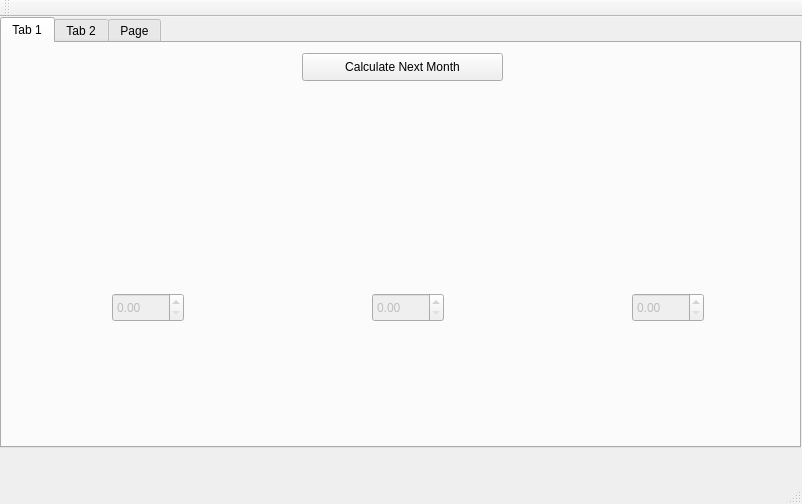
This is ui-projects/qt_widgets_application/OpenFiMoUIQTWidgets/mainwindow.ui in gitdev1234/OpenFiMo as Qt 5 draws it before an edit. The edited form follows.
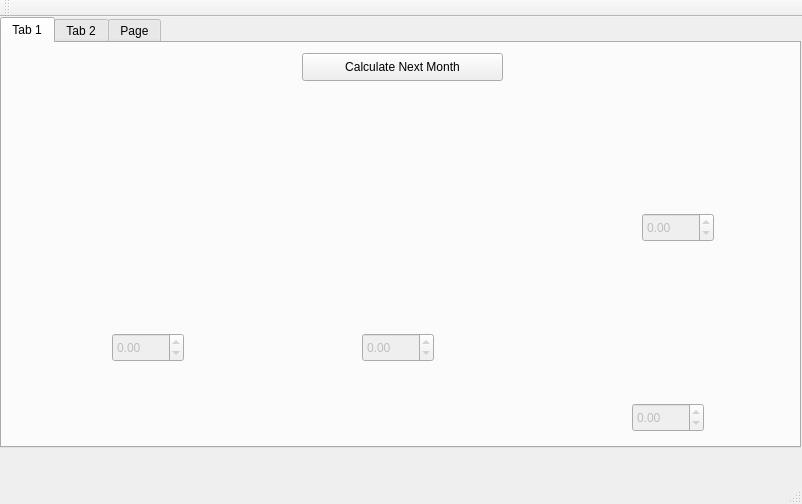
This is the edited form. The open tabs and pages were chosen to show the change. Icons and pictures are not drawn.

Commit message: finished implementation of first ui prototype

The edit to the form file:
```diff
--- a/ui-projects/qt_widgets_application/OpenFiMoUIQTWidgets/mainwindow.ui
+++ b/ui-projects/qt_widgets_application/OpenFiMoUIQTWidgets/mainwindow.ui
@@ -34,7 +34,7 @@
       <property name="geometry">
        <rect>
         <x>40</x>
-        <y>70</y>
+        <y>110</y>
         <width>201</width>
         <height>161</height>
        </rect>
@@ -53,7 +53,7 @@
       <property name="geometry">
        <rect>
         <x>300</x>
-        <y>70</y>
+        <y>110</y>
         <width>201</width>
         <height>161</height>
        </rect>
@@ -71,8 +71,8 @@
      <widget class="QLabel" name="label_10">
       <property name="geometry">
        <rect>
-        <x>550</x>
-        <y>70</y>
+        <x>560</x>
+        <y>10</y>
         <width>201</width>
         <height>161</height>
        </rect>
@@ -91,7 +91,7 @@
       <property name="geometry">
        <rect>
         <x>240</x>
-        <y>100</y>
+        <y>140</y>
         <width>91</width>
         <height>101</height>
        </rect>
@@ -110,7 +110,7 @@
       <property name="geometry">
        <rect>
         <x>480</x>
-        <y>100</y>
+        <y>90</y>
         <width>91</width>
         <height>101</height>
        </rect>
@@ -145,13 +145,16 @@
       <property name="geometry">
        <rect>
         <x>110</x>
-        <y>250</y>
+        <y>290</y>
         <width>72</width>
         <height>29</height>
        </rect>
       </property>
+      <property name="minimum">
+       <double>-10000000.000000000000000</double>
+      </property>
       <property name="maximum">
-       <double>99999999999999.000000000000000</double>
+       <double>10000000.000000000000000</double>
       </property>
      </widget>
      <widget class="QDoubleSpinBox" name="doubleSpinBox_4">
@@ -160,14 +163,17 @@
       </property>
       <property name="geometry">
        <rect>
-        <x>630</x>
-        <y>250</y>
+        <x>360</x>
+        <y>290</y>
         <width>72</width>
         <height>29</height>
        </rect>
       </property>
+      <property name="minimum">
+       <double>-10000000.000000000000000</double>
+      </property>
       <property name="maximum">
-       <double>99999999999999.000000000000000</double>
+       <double>10000000.000000000000000</double>
       </property>
      </widget>
      <widget class="QDoubleSpinBox" name="doubleSpinBox_5">
@@ -176,14 +182,74 @@
       </property>
       <property name="geometry">
        <rect>
-        <x>370</x>
-        <y>250</y>
+        <x>640</x>
+        <y>170</y>
         <width>72</width>
         <height>29</height>
        </rect>
       </property>
+      <property name="minimum">
+       <double>-10000000.000000000000000</double>
+      </property>
       <property name="maximum">
-       <double>99999999999999.000000000000000</double>
+       <double>10000000.000000000000000</double>
+      </property>
+     </widget>
+     <widget class="QDoubleSpinBox" name="doubleSpinBox_6">
+      <property name="enabled">
+       <bool>false</bool>
+      </property>
+      <property name="geometry">
+       <rect>
+        <x>630</x>
+        <y>360</y>
+        <width>72</width>
+        <height>29</height>
+       </rect>
+      </property>
+      <property name="minimum">
+       <double>-10000000.000000000000000</double>
+      </property>
+      <property name="maximum">
+       <double>10000000.000000000000000</double>
+      </property>
+     </widget>
+     <widget class="QLabel" name="label_13">
+      <property name="geometry">
+       <rect>
+        <x>560</x>
+        <y>200</y>
+        <width>201</width>
+        <height>161</height>
+       </rect>
+      </property>
+      <property name="text">
+       <string/>
+      </property>
+      <property name="pixmap">
+       <pixmap>images/piggy.png</pixmap>
+      </property>
+      <property name="scaledContents">
+       <bool>true</bool>
+      </property>
+     </widget>
+     <widget class="QLabel" name="label_14">
+      <property name="geometry">
+       <rect>
+        <x>480</x>
+        <y>180</y>
+        <width>91</width>
+        <height>101</height>
+       </rect>
+      </property>
+      <property name="text">
+       <string/>
+      </property>
+      <property name="pixmap">
+       <pixmap>images/long-arrow-right.png</pixmap>
+      </property>
+      <property name="scaledContents">
+       <bool>true</bool>
       </property>
      </widget>
     </widget>
```
Left out of the diff: 2 changed lines with no effect on the pictures. The commit also changes 2 other files.
